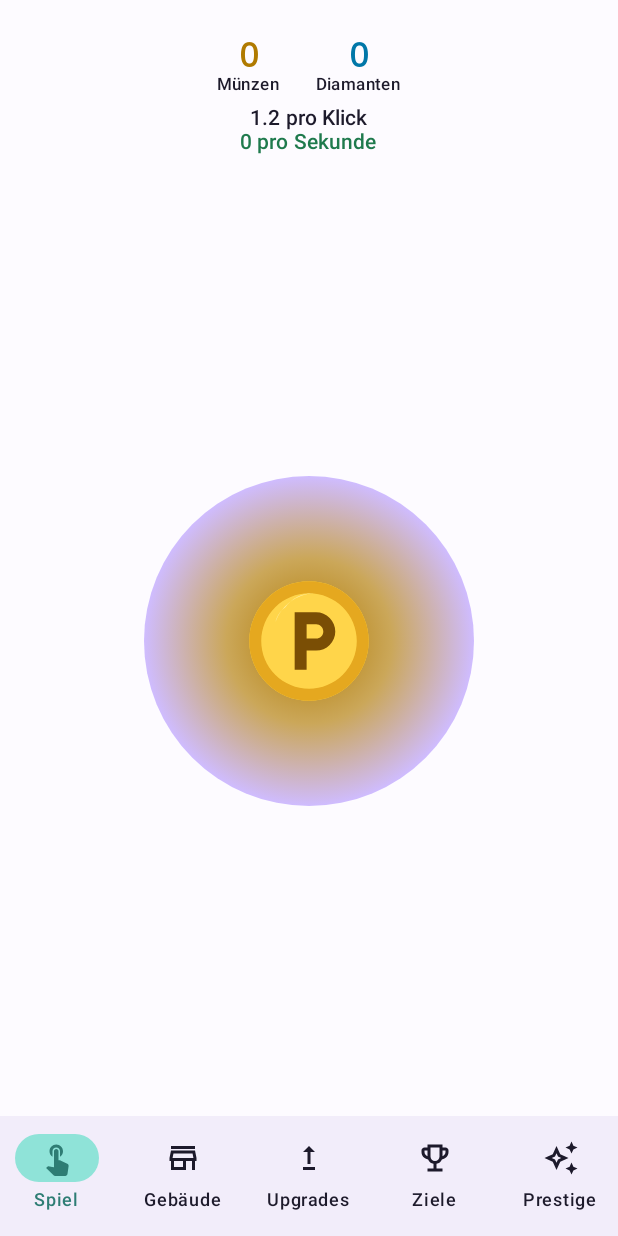
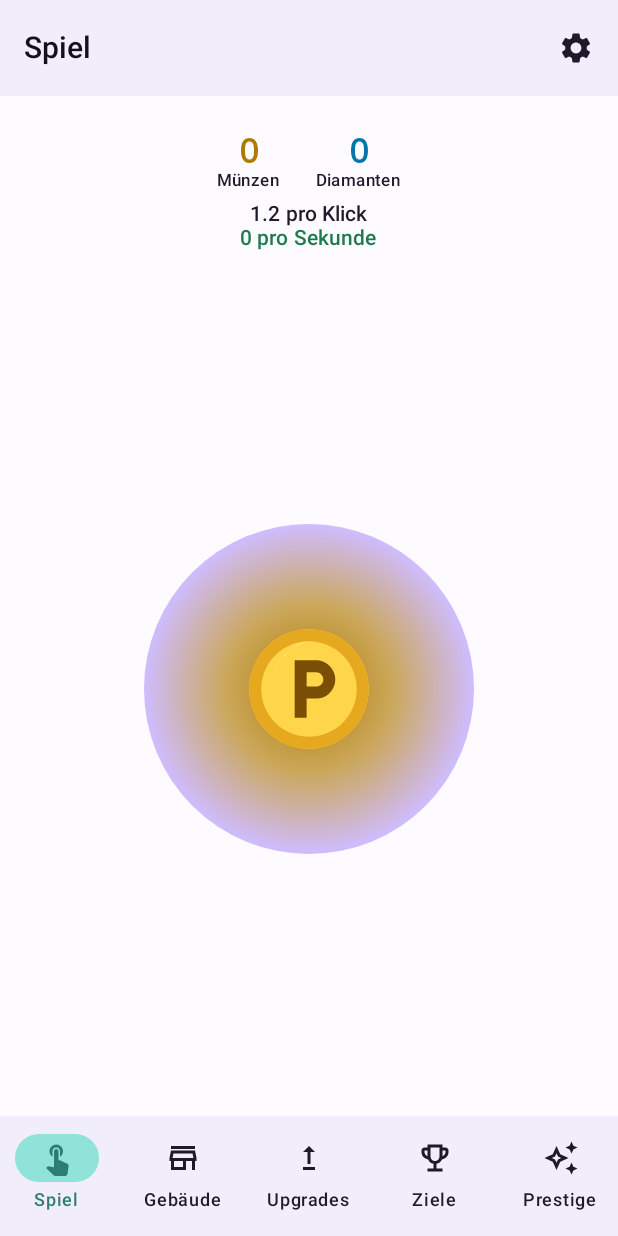
Before and after one commit to richrach1995-ux/Pokelike, an Android app built with Jetpack Compose: the HomeRoute screen opened through its navigation route, on a phone screen of 412 x 824 dp. Run offline under Robolectric (Android 15) with nearby library versions, the phone set to English and light mode, and no system bars; our stand-ins replace Dagger/Hilt's generated code.

Commit message:
Schritt 12: Einstellungen mit oberer Leiste
Der Einstiegspunkt liegt in einer neuen oberen Leiste und nicht als sechster
Eintrag unten: Material empfiehlt dort drei bis fuenf, und mit fuenf
Spielbereichen ist die untere Leiste voll. Auf den Einstellungen selbst tritt
an die Stelle des Zahnrads der Zurueck-Pfeil.

Auf dem Bildschirm stehen ausschliesslich Einstellungen, die etwas bewirken:
Darstellung, Vibration, Loeschen des Spielstands und die Versionsangaben.
Musik, Klangeffekte und Bildratenanzeige bleiben aus, solange es nichts gibt,
das sie ausliest - ein Schalter ohne Wirkung ist schlimmer als ein fehlender.

Die Vibration wird dabei erstmals tatsaechlich verdrahtet. Bisher hat die App
bei kritischen Treffern geruettelt, ohne die Einstellung zu beachten.

Das Loeschen des Spielstands bindet GameRepository.resetGame an, das seit dem
Persistenz-Schritt existiert und nirgends aufgerufen wurde. Mit Rueckfrage, die
den Verlust vollstaendig benennt - anders als beim Prestige gibt es hier keinen
Gegenwert.

Co-Authored-By: Claude Opus 5 <noreply@anthropic.com>
Claude-Session: https://claude.ai/code/session_01YVNeChPqfh5M1hFBRP1DGb

```diff
--- a/app/src/main/java/com/pokelike/idle/ui/PokelikeApp.kt
+++ b/app/src/main/java/com/pokelike/idle/ui/PokelikeApp.kt
@@ -14,6 +14,7 @@ import androidx.navigation.compose.rememberNavController
 import com.pokelike.idle.ui.navigation.PokelikeBottomBar
 import com.pokelike.idle.ui.navigation.PokelikeDestination
 import com.pokelike.idle.ui.navigation.PokelikeNavHost
+import com.pokelike.idle.ui.navigation.PokelikeTopBar
 
 /**
  * Wurzel-Composable der App.
@@ -31,10 +32,26 @@ fun PokelikeApp(modifier: Modifier = Modifier) {
     // weiss, welcher Tab hervorzuheben ist.
     val backStackEntry by navController.currentBackStackEntryAsState()
     val currentRoute = backStackEntry?.destination?.route
+    val currentDestination = PokelikeDestination.fromRoute(currentRoute)
 
     Scaffold(
         modifier = modifier.fillMaxSize(),
         containerColor = MaterialTheme.colorScheme.background,
+        topBar = {
+            PokelikeTopBar(
+                destination = currentDestination,
+                onOpenSettings = {
+                    // Bewusst ohne popUpTo: Die Einstellungen liegen ueber dem
+                    // aktuellen Tab, und die Zurueck-Taste soll genau dorthin
+                    // zurueckfuehren. Ein Tab-Wechsel wuerde stattdessen den
+                    // Backstack flach halten und den Weg zurueck verlieren.
+                    navController.navigate(PokelikeDestination.Settings.route) {
+                        launchSingleTop = true
+                    }
+                },
+                onNavigateBack = { navController.popBackStack() },
+            )
+        },
         bottomBar = {
             PokelikeBottomBar(
                 currentRoute = currentRoute,
--- a/app/src/main/java/com/pokelike/idle/ui/navigation/PokelikeDestination.kt
+++ b/app/src/main/java/com/pokelike/idle/ui/navigation/PokelikeDestination.kt
@@ -3,11 +3,13 @@ package com.pokelike.idle.ui.navigation
 import androidx.annotation.StringRes
 import androidx.compose.material.icons.Icons
 import androidx.compose.material.icons.filled.EmojiEvents
+import androidx.compose.material.icons.filled.Settings
 import androidx.compose.material.icons.filled.Store
 import androidx.compose.material.icons.filled.TouchApp
 import androidx.compose.material.icons.filled.AutoAwesome
 import androidx.compose.material.icons.filled.Upgrade
 import androidx.compose.material.icons.outlined.EmojiEvents
+import androidx.compose.material.icons.outlined.Settings
 import androidx.compose.material.icons.outlined.Store
 import androidx.compose.material.icons.outlined.TouchApp
 import androidx.compose.material.icons.outlined.AutoAwesome
@@ -78,6 +80,21 @@ sealed interface PokelikeDestination {
         override val unselectedIcon: ImageVector = Icons.Outlined.EmojiEvents
     }
 
+    /**
+     * Einstellungen.
+     *
+     * Bewusst nicht in der unteren Leiste: Material empfiehlt dort drei bis
+     * fuenf Eintraege, und Einstellungen werden selten geoeffnet. Der Zugang
+     * liegt deshalb in der oberen Leiste, wo er auf jedem Bildschirm erreichbar
+     * ist, ohne einen Platz unten zu belegen.
+     */
+    data object Settings : PokelikeDestination {
+        override val route: String = "settings"
+        override val labelRes: Int = R.string.nav_settings
+        override val selectedIcon: ImageVector = Icons.Filled.Settings
+        override val unselectedIcon: ImageVector = Icons.Outlined.Settings
+    }
+
     /** Prestige mit Punkteuebersicht und Reset. */
     data object Prestige : PokelikeDestination {
         override val route: String = "prestige"
@@ -99,5 +116,23 @@ sealed interface PokelikeDestination {
          * waehlen, und sie wuerde nur Hoehe kosten.
          */
         val bottomBarDestinations: List<PokelikeDestination> = listOf(Home, Buildings, Upgrades, Goals, Prestige)
+
+        /**
+         * Alle Ziele, auch die ausserhalb der unteren Leiste.
+         *
+         * Grundlage von [fromRoute]. Getrennt gefuehrt, weil
+         * [bottomBarDestinations] eine Anzeigereihenfolge beschreibt und keine
+         * Vollstaendigkeit.
+         */
+        private val all: List<PokelikeDestination> = bottomBarDestinations + Settings
+
+        /**
+         * Findet ein Ziel anhand seiner Route.
+         *
+         * Liefert `null` waehrend des allerersten Aufbaus, bevor der
+         * NavController einen Eintrag hat.
+         */
+        fun fromRoute(route: String?): PokelikeDestination? =
+            all.firstOrNull { it.route == route }
     }
 }
--- a/app/src/main/java/com/pokelike/idle/ui/navigation/PokelikeNavHost.kt
+++ b/app/src/main/java/com/pokelike/idle/ui/navigation/PokelikeNavHost.kt
@@ -10,6 +10,7 @@ import com.pokelike.idle.ui.screens.buildings.BuildingsRoute
 import com.pokelike.idle.ui.screens.goals.GoalsRoute
 import com.pokelike.idle.ui.screens.home.HomeRoute
 import com.pokelike.idle.ui.screens.prestige.PrestigeRoute
+import com.pokelike.idle.ui.screens.settings.SettingsRoute
 import com.pokelike.idle.ui.screens.upgrades.UpgradesRoute
 
 /**
@@ -35,6 +36,7 @@ fun PokelikeNavHost(
         upgradesScreen()
         goalsScreen()
         prestigeScreen()
+        settingsScreen()
     }
 }
 
@@ -72,6 +74,13 @@ private fun NavGraphBuilder.goalsScreen() {
     }
 }
 
+/** Registriert die Einstellungen. */
+private fun NavGraphBuilder.settingsScreen() {
+    composable(route = PokelikeDestination.Settings.route) {
+        SettingsRoute()
+    }
+}
+
 /** Registriert den Prestige-Bildschirm. */
 private fun NavGraphBuilder.prestigeScreen() {
     composable(route = PokelikeDestination.Prestige.route) {
--- /dev/null
+++ b/app/src/main/java/com/pokelike/idle/ui/navigation/PokelikeTopBar.kt
@@ -0,0 +1,81 @@
+package com.pokelike.idle.ui.navigation
+
+import androidx.compose.material.icons.Icons
+import androidx.compose.material.icons.automirrored.filled.ArrowBack
+import androidx.compose.material.icons.filled.Settings
+import androidx.compose.material3.ExperimentalMaterial3Api
+import androidx.compose.material3.Icon
+import androidx.compose.material3.IconButton
+import androidx.compose.material3.MaterialTheme
+import androidx.compose.material3.Text
+import androidx.compose.material3.TopAppBar
+import androidx.compose.material3.TopAppBarDefaults
+import androidx.compose.runtime.Composable
+import androidx.compose.ui.Modifier
+import androidx.compose.ui.res.stringResource
+import com.pokelike.idle.R
+import com.pokelike.idle.ui.theme.PokelikeTheme
+
+/**
+ * Obere Leiste mit Titel und Zugang zu den Einstellungen.
+ *
+ * **Warum es sie ueberhaupt gibt.** Die Einstellungen brauchen einen
+ * Einstiegspunkt, der von jedem Bildschirm aus erreichbar ist. Ein sechster
+ * Eintrag in der unteren Leiste kam dafuer nicht in Frage - Material empfiehlt
+ * dort drei bis fuenf, und Einstellungen werden selten geoeffnet. Sie in einen
+ * einzelnen Bildschirm zu legen waere die schlechtere Loesung: Der Spieler
+ * muesste sich merken, in welchem.
+ *
+ * Auf den Hauptbildschirmen zeigt die Leiste den Namen des Ziels und rechts das
+ * Zahnrad. Auf den Einstellungen selbst tritt an dessen Stelle der Zurueck-Pfeil
+ * - dort waere ein Zahnrad, das auf den eigenen Bildschirm fuehrt, sinnlos.
+ *
+ * @param destination Sichtbares Ziel, oder `null` waehrend des allerersten
+ *   Aufbaus.
+ * @param onOpenSettings Wird beim Antippen des Zahnrads aufgerufen.
+ * @param onNavigateBack Wird beim Antippen des Zurueck-Pfeils aufgerufen.
+ */
+@OptIn(ExperimentalMaterial3Api::class)
+@Composable
+fun PokelikeTopBar(
+    destination: PokelikeDestination?,
+    onOpenSettings: () -> Unit,
+    onNavigateBack: () -> Unit,
+    modifier: Modifier = Modifier,
+) {
+    val isSettings = destination == PokelikeDestination.Settings
+
+    TopAppBar(
+        modifier = modifier,
+        colors = TopAppBarDefaults.topAppBarColors(
+            containerColor = PokelikeTheme.gameColors.elevatedSurface,
+            titleContentColor = MaterialTheme.colorScheme.onSurface,
+        ),
+        title = {
+            Text(
+                text = destination?.let { stringResource(it.labelRes) }
+                    ?: stringResource(R.string.app_name),
+            )
+        },
+        navigationIcon = {
+            if (isSettings) {
+                IconButton(onClick = onNavigateBack) {
+                    Icon(
+                        imageVector = Icons.AutoMirrored.Filled.ArrowBack,
+                        contentDescription = stringResource(R.string.action_back),
+                    )
+                }
+            }
+        },
+        actions = {
+            if (!isSettings) {
+                IconButton(onClick = onOpenSettings) {
+                    Icon(
+                        imageVector = Icons.Filled.Settings,
+                        contentDescription = stringResource(R.string.nav_settings),
+                    )
+                }
+            }
+        },
+    )
+}
--- a/app/src/main/java/com/pokelike/idle/ui/screens/home/HomeUiState.kt
+++ b/app/src/main/java/com/pokelike/idle/ui/screens/home/HomeUiState.kt
@@ -32,6 +32,9 @@ import androidx.compose.runtime.Immutable
  * @property comboMultiplier Wirksamer Combo-Faktor, formatiert.
  * @property comboRemaining Verbleibender Anteil des Combo-Fensters.
  * @property coinsPerSecond Leerlaufeinkommen aus Gebaeuden, formatiert.
+ * @property vibrationEnabled Ob bei kritischen Treffern geruettelt werden soll.
+ *   Gehoert hierher und nicht in den Composable: Der Bildschirm liest
+ *   ausschliesslich aus diesem Objekt und fragt keine Einstellung selbst ab.
  */
 @Immutable
 data class HomeUiState(
@@ -43,4 +46,5 @@ data class HomeUiState(
     val comboMultiplier: String = "1.00x",
     val comboRemaining: Float = 0f,
     val coinsPerSecond: String = "0",
+    val vibrationEnabled: Boolean = true,
 )
--- a/app/src/main/java/com/pokelike/idle/ui/screens/home/HomeViewModel.kt
+++ b/app/src/main/java/com/pokelike/idle/ui/screens/home/HomeViewModel.kt
@@ -6,6 +6,7 @@ import com.pokelike.idle.domain.model.BoosterType
 import com.pokelike.idle.domain.model.ClickOutcome
 import com.pokelike.idle.domain.model.ResourceType
 import com.pokelike.idle.domain.repository.GameRepository
+import com.pokelike.idle.domain.repository.SettingsRepository
 import com.pokelike.idle.domain.usecases.BoosterPurchaseResult
 import com.pokelike.idle.manager.BoosterManager
 import com.pokelike.idle.manager.ClickManager
@@ -16,6 +17,7 @@ import com.pokelike.idle.util.DispatcherProvider
 import com.pokelike.idle.util.DurationFormatter
 import com.pokelike.idle.util.NumberFormatter
 import dagger.hilt.android.lifecycle.HiltViewModel
+import kotlinx.coroutines.flow.Flow
 import kotlinx.coroutines.flow.SharingStarted
 import kotlinx.coroutines.flow.StateFlow
 import kotlinx.coroutines.flow.combine
@@ -42,12 +44,24 @@ class HomeViewModel @Inject constructor(
     idleIncomeManager: IdleIncomeManager,
     modifierManager: ModifierManager,
     gameRepository: GameRepository,
+    settingsRepository: SettingsRepository,
     private val numberFormatter: NumberFormatter,
     private val durationFormatter: DurationFormatter,
     dispatchers: DispatcherProvider,
 ) : ViewModel() {
 
-    val uiState: StateFlow<HomeUiState> = combine(
+    /**
+     * Die haptische Einstellung als eigener Fluss.
+     *
+     * Nicht Teil des grossen `combine`: Dessen typsichere Ueberladungen enden
+     * bei fuenf Fluessen, und ein sechster zwaenge zur Variante mit
+     * `Array<Any?>`. Zusammengefuehrt wird erst im Anzeigezustand.
+     */
+    private val vibrationEnabled: Flow<Boolean> = settingsRepository.settings
+        .map { it.vibrationEnabled }
+        .distinctUntilChanged()
+
+    private val gameUiState: Flow<HomeUiState> = combine(
         gameRepository.gameState,
         gameRepository.isLoaded,
         clickManager.combo,
@@ -66,6 +80,13 @@ class HomeViewModel @Inject constructor(
             comboRemaining = combo.remainingFraction,
             coinsPerSecond = numberFormatter.format(incomePerSecond),
         )
+    }
+
+    val uiState: StateFlow<HomeUiState> = combine(
+        gameUiState,
+        vibrationEnabled,
+    ) { state, isVibrationEnabled ->
+        state.copy(vibrationEnabled = isVibrationEnabled)
     }
         // Formatierung gehoert nicht auf den UI-Thread: Bei laufender Combo
         // aendert sich der Zustand zehnmal pro Sekunde.
```
Also changed, not shown: app/src/main/java/com/pokelike/idle/ui/screens/home/HomeScreen.kt (+6 -5 lines), app/src/main/java/com/pokelike/idle/ui/screens/settings/SettingsLabels.kt (added, +21 -0 lines), app/src/main/java/com/pokelike/idle/ui/screens/settings/SettingsScreen.kt (added, +310 -0 lines), app/src/main/java/com/pokelike/idle/ui/screens/settings/SettingsUiState.kt (added, +28 -0 lines), app/src/main/java/com/pokelike/idle/ui/screens/settings/SettingsViewModel.kt (added, +82 -0 lines), app/src/main/res/values/strings.xml (+26 -1 lines), 4 other files.
